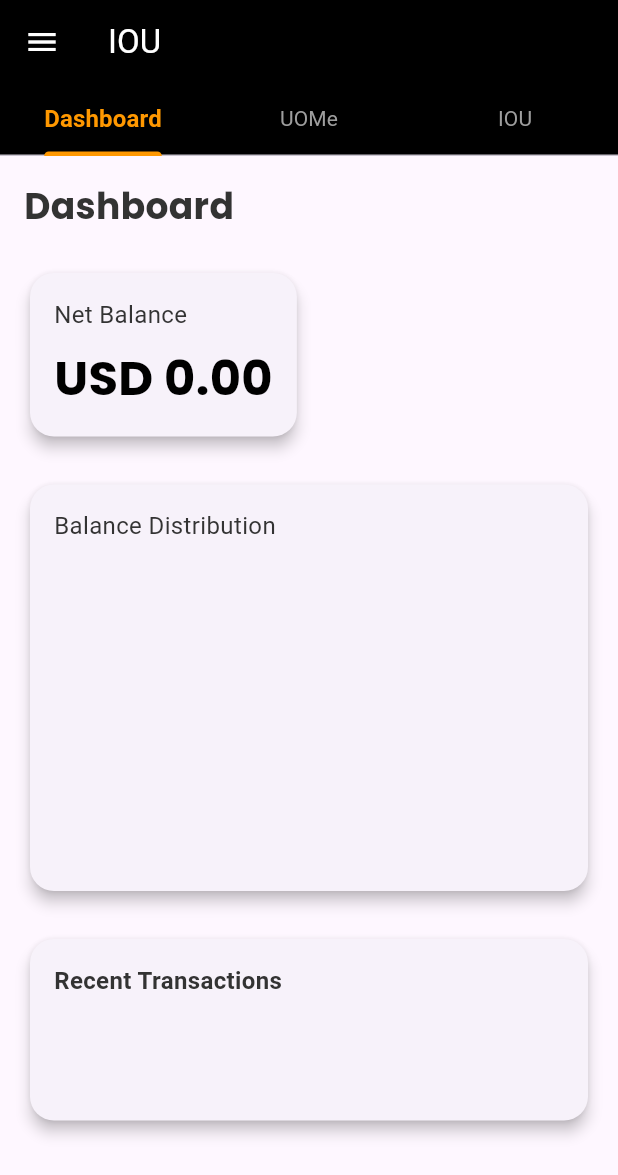
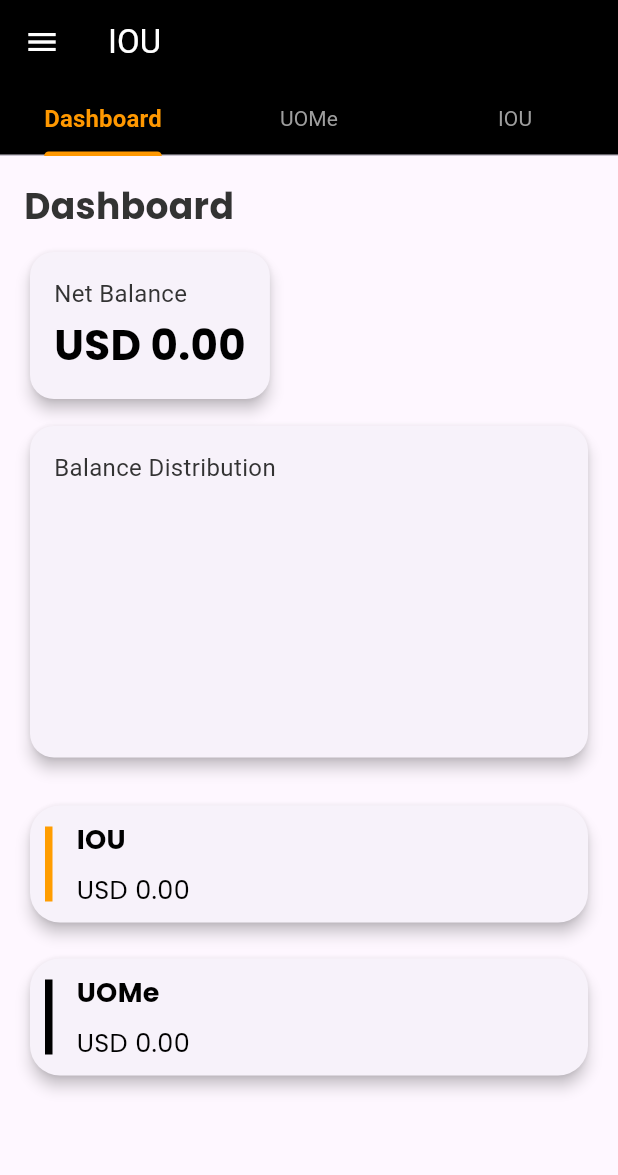
Before and after one commit to AbrahamCEO/IOU-Management, a Flutter app: the screen it shows after launch, on a phone screen of 412 x 824 dp. Shown: the top 1175 px of the screen. Run offline on Flutter 3.47's test engine with Material 3 defaults, Android fonts, the phone set to English and light mode, and no system bars; drawn by our look-alikes of fl_chart; our stand-ins replace google_fonts, sqflite; accounts and stored records are empty.

Commit message:
Edited dashboard to display total IOU and UOMe instead of Recent Transactions

```diff
--- a/lib/pages/dashboard_page.dart
+++ b/lib/pages/dashboard_page.dart
@@ -99,7 +99,8 @@ class _DashboardState extends State<DashboardPage> {
             DashboardContent(
               updateData: _updateData,
               iouItems: _iouItems,
-                uomeItems: _uomeItems),
+              uomeItems: _uomeItems,
+            ),
             UOMePage(updateData: _updateData),
             IOUPage(updateData: _updateData),
           ],
@@ -151,18 +152,33 @@ class DashboardContent extends StatelessWidget {
 
   @override
   Widget build(BuildContext context) {
+    double iouTotal = 0.00;
+    double uomeTotal = 0.00;
+
+    for (var item in iouItems) {
+      iouTotal += item['Amount'] ?? 0.00;
+    }
+    for (var item in uomeItems) {
+      uomeTotal += item['Amount'] ?? 0.00;
+    }
+
     return SingleChildScrollView(
       padding: const EdgeInsets.all(16.0),
       child: Column(
         crossAxisAlignment: CrossAxisAlignment.start,
         children: [
-          Text('Dashboard', style: kHeadlineStyle),
-          SizedBox(height: 24),
+          Text(
+            'Dashboard',
+            style: kHeadlineStyle,
+          ),
+          SizedBox(height: 10),
           NetBalanceCard(iouItems: iouItems, uomeItems: uomeItems),
-          SizedBox(height: 24),
+          SizedBox(height: 10),
           BalanceDistributionChart(iouItems: iouItems, uomeItems: uomeItems),
           SizedBox(height: 24),
-          RecentTransactionsList(iouItems: iouItems, uomeItems: uomeItems),
+          IOUCard(totalAmount: iouTotal),
+          SizedBox(height: 16),
+          UOMeCard(totalAmount: uomeTotal),
         ],
       ),
     );
@@ -202,11 +218,11 @@ class NetBalanceCard extends StatelessWidget {
           crossAxisAlignment: CrossAxisAlignment.start,
           children: [
             Text('Net Balance', style: kBodyStyle),
-            SizedBox(height: 8),
+            SizedBox(height: 3),
             Text(
               'USD ${netBalance.toStringAsFixed(2)}',
               style: GoogleFonts.poppins(
-                fontSize: 32,
+                fontSize: 28,
                 fontWeight: FontWeight.bold,
                 color: kSecondaryColor,
               ),
@@ -251,7 +267,7 @@ class BalanceDistributionChart extends StatelessWidget {
             Text('Balance Distribution', style: kBodyStyle),
             SizedBox(height: 16),
             SizedBox(
-              height: 200,
+              height: 150,
               child: PieChart(
                 PieChartData(
                   sections: [
@@ -259,14 +275,14 @@ class BalanceDistributionChart extends StatelessWidget {
                       color: kPrimaryColor,
                       value: iouTotal,
                       title: 'IOU',
-                      radius: 50,
-                      titleStyle: TextStyle(color: Colors.white, fontSize: 12),
+                      radius: 40,
+                      titleStyle: TextStyle(color: Colors.white, fontSize: 13),
                     ),
                     PieChartSectionData(
                       color: kSecondaryColor,
                       value: uomeTotal,
                       title: 'UOMe',
-                      radius: 50,
+                      radius: 40,
                       titleStyle: TextStyle(color: Colors.white, fontSize: 12),
                     ),
                   ],
@@ -282,105 +298,50 @@ class BalanceDistributionChart extends StatelessWidget {
   }
 }
 
-class RecentTransactionsList extends StatelessWidget {
-  final List<Map<String, dynamic>> iouItems;
-  final List<Map<String, dynamic>> uomeItems;
+class IOUCard extends StatelessWidget {
+  final double totalAmount;
 
-  const RecentTransactionsList({
-    required this.iouItems,
-    required this.uomeItems,
+  const IOUCard({
+    required this.totalAmount,
     super.key,
   });
 
   @override
   Widget build(BuildContext context) {
-    // Create a combined list of transactions with type included
-    final transactions = <Map<String, dynamic>>[
-      ...iouItems.map((item) => {
-            ...item, // Copy existing fields
-            'Type': 'IOU',
-          }),
-      ...uomeItems.map((item) => {
-            ...item, // Copy existing fields
-            'Type': 'UOMe',
-          }),
-    ];
-
-    // Sort transactions by date if available
-    transactions.sort((a, b) {
-      DateTime dateA =
-          DateTime.tryParse(a['Start_Date'] ?? '') ?? DateTime.now();
-      DateTime dateB =
-          DateTime.tryParse(b['Start_Date'] ?? '') ?? DateTime.now();
-      return dateB.compareTo(dateA); // Most recent first
-    });
-
-    // Determine height based on the number of transactions
-    double itemHeight = 80; // Approximate height of each ListTile
-    double baseHeight = 50; // Base height for the header
-    double totalHeight = transactions.length * itemHeight + baseHeight;
-
     return Card(
       elevation: 4,
-      shape: RoundedRectangleBorder(borderRadius: BorderRadius.circular(16)),
+      shape: RoundedRectangleBorder(borderRadius: BorderRadius.circular(20)),
       child: Padding(
-        padding: EdgeInsets.all(16),
+        padding: const EdgeInsets.all(10.0),
+        child: Row(
+          children: [
+            Container(
+              width: 5,
+              height: 50,
+              color: kPrimaryColor, // Orange color for IOU
+            ),
+            SizedBox(width: 16),
+            Expanded(
               child: Column(
                 crossAxisAlignment: CrossAxisAlignment.start,
                 children: [
-            Text('Recent Transactions',
-                style: kBodyStyle.copyWith(fontWeight: FontWeight.bold)),
-            SizedBox(height: 16),
-            Container(
-              height: totalHeight, // Set dynamic height here
-              child: ListView.builder(
-                shrinkWrap: true,
-                physics: NeverScrollableScrollPhysics(),
-                itemCount: transactions.length,
-                itemBuilder: (context, index) {
-                  final transaction = transactions[index];
-                  final isIOU = transaction['Type'] == 'IOU';
-                  final iconColor = isIOU ? Colors.red : Colors.green;
-                  final text = isIOU ? 'IOU' : 'UOMe';
-                  final amount = transaction['Amount'] ?? 0.00;
-                  final description = transaction['Start_Date'] ?? 'No Date';
-                  final date =
-                      DateTime.tryParse(transaction['Start_Date'] ?? '') ??
-                          DateTime.now();
-                  final name = transaction['Name'] ?? 'Unnamed Transaction';
-
-                  return Padding(
-                    padding: const EdgeInsets.only(bottom: 8.0),
-                    child: ListTile(
-                      contentPadding:
-                          EdgeInsets.symmetric(vertical: 8.0, horizontal: 16.0),
-                      leading: Row(
-                        mainAxisSize: MainAxisSize.min,
-                        children: [
-                          Icon(
-                            isIOU ? Icons.arrow_downward : Icons.arrow_upward,
-                            color: iconColor,
+                  Text(
+                    'IOU',
+                    style: GoogleFonts.poppins(
+                      fontSize: 18,
+                      fontWeight: FontWeight.bold,
+                      color: kSecondaryColor,
                     ),
-                          SizedBox(width: 8),
+                  ),
+                  SizedBox(height: 8),
                   Text(
-                            text,
-                            style: TextStyle(
-                              color: iconColor,
-                              fontWeight: FontWeight.bold,
-                              fontSize: 14,
+                    '\USD ${totalAmount.toStringAsFixed(2)}',
+                    style: GoogleFonts.poppins(
+                      fontSize: 17,
+                      color: kSecondaryColor,
                     ),
                   ),
                 ],
-                      ),
-                      title: Text(name, style: kBodyStyle),
-                      subtitle: Text(description,
-                          style: kBodyStyle.copyWith(fontSize: 14)),
-                      trailing: Text('\$${amount.toStringAsFixed(2)}',
-                          style:
-                              kBodyStyle.copyWith(fontWeight: FontWeight.bold)),
-                    ),
-                  );
-                },
               ),
             ),
           ],
@@ -389,3 +350,56 @@ class RecentTransactionsList extends StatelessWidget {
     );
   }
 }
+
+class UOMeCard extends StatelessWidget {
+  final double totalAmount;
+
+  const UOMeCard({
+    required this.totalAmount,
+    super.key,
+  });
+
+  @override
+  Widget build(BuildContext context) {
+    return Card(
+      elevation: 4,
+      shape: RoundedRectangleBorder(borderRadius: BorderRadius.circular(20)),
+      child: Padding(
+        padding: const EdgeInsets.all(10.0),
+        child: Row(
+          children: [
+            Container(
+              width: 5,
+              height: 50,
+              color: Colors.black, // Black color for UOMe
+            ),
+            SizedBox(width: 16),
+            Expanded(
+              child: Column(
+                crossAxisAlignment: CrossAxisAlignment.start,
+                children: [
+                  Text(
+                    'UOMe',
+                    style: GoogleFonts.poppins(
+                      fontSize: 18,
+                      fontWeight: FontWeight.bold,
+                      color: kSecondaryColor,
+                    ),
+                  ),
+                  SizedBox(height: 8),
+                  Text(
+                    '\USD ${totalAmount.toStringAsFixed(2)}',
+                    style: GoogleFonts.poppins(
+                      fontSize: 17,
+                      color: kSecondaryColor,
+                    ),
+                  ),
+                ],
+              ),
+            ),
+          ],
+        ),
+      ),
+    );
+  }
+}
--- a/pubspec.yaml
+++ b/pubspec.yaml
@@ -13,6 +13,7 @@ dependencies:
   path: ^1.9.0
   google_fonts: ^6.2.1
   fl_chart: ^0.68.0
+  http: ^1.2.2
 
 dev_dependencies:
   flutter_test:
```
Also changed, not shown: lib/pages/iou_page.dart (+4 -4 lines), lib/services/currency_service.dart (added, +27 -0 lines), pubspec.lock. Lines whose indentation alone changed are shown as unchanged.
